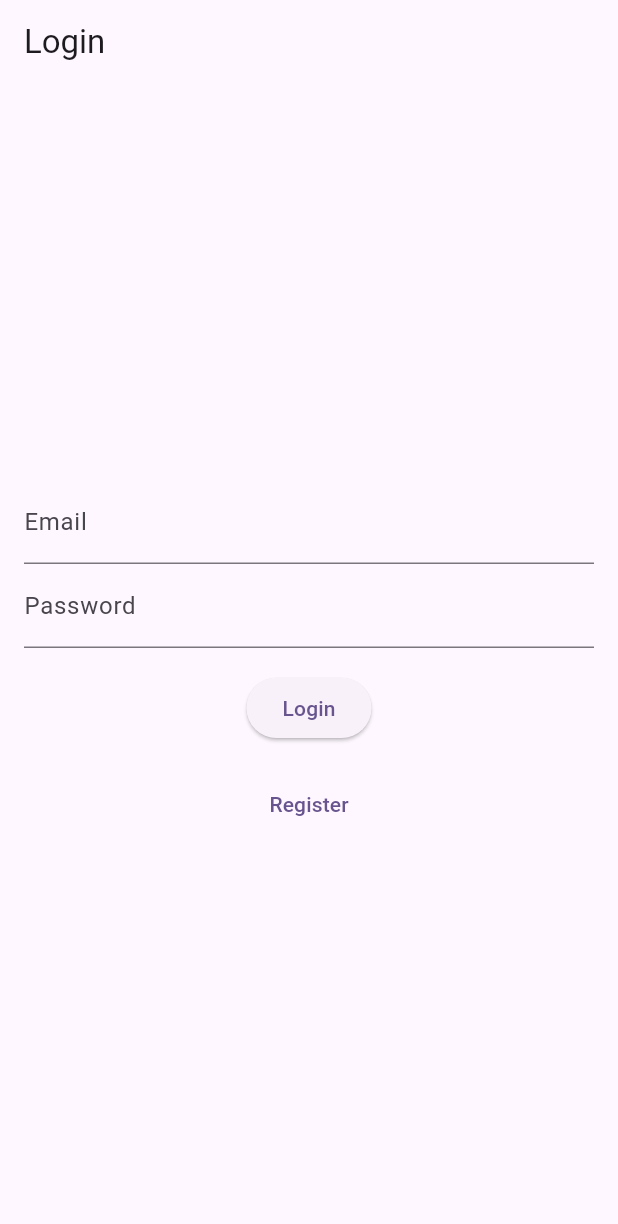
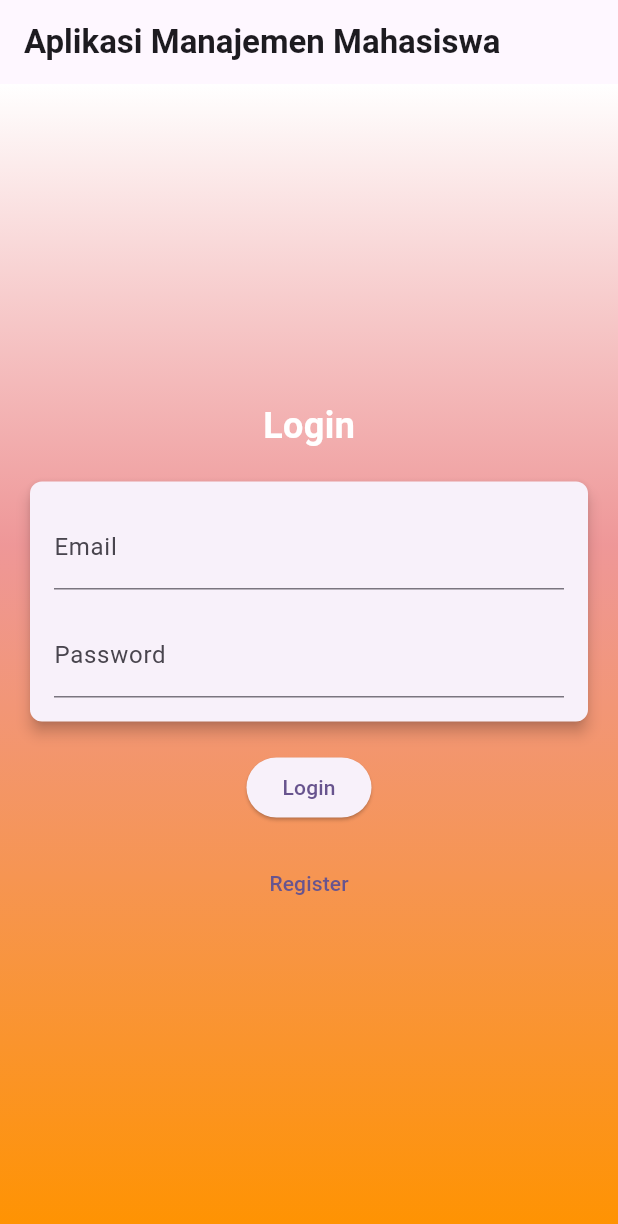
Before and after one commit to gunavault/Simple_Flutter_CRUD_Login, a Flutter app: the screen it shows after launch, on a phone screen of 412 x 824 dp. Shown: the top 1224 px of the screen. Run offline on Flutter 3.47's test engine with Material 2 defaults, Android fonts, the phone set to English and light mode, and no system bars.

Commit message:
modify the background

```diff
--- a/lib/main.dart
+++ b/lib/main.dart
@@ -39,12 +39,46 @@ class _LoginPageState extends State<LoginPage> {
   Widget build(BuildContext context) {
     return Scaffold(
       appBar: AppBar(
-        title: const Text('Login'),
+        title: const Text(
+          'Aplikasi Manajemen Mahasiswa',
+          style: TextStyle(fontWeight: FontWeight.bold),
         ),
-      body: Padding(
+      ),
+      body: Container(
+         decoration: BoxDecoration(
+          gradient: LinearGradient(
+            begin: Alignment.topCenter,
+            end: Alignment.bottomCenter,
+            colors: [
+              const Color(0xFFFFFFFF),
+              Color.fromARGB(233, 237, 142, 142),
+              const Color(0xFFFF9300),
+            ],
+            stops: [0.0, 0.40, 1.0],
+          ),
+        ),
+        child: Padding(
           padding: const EdgeInsets.all(16.0),
           child: Column(
             mainAxisAlignment: MainAxisAlignment.center,
+            children: [
+              const Text(
+                'Login',
+                style: TextStyle(
+                  fontSize: 24.0,
+                  fontWeight: FontWeight.bold,
+                  color: Colors.white,
+                ),
+              ),
+              const SizedBox(height: 16.0),
+              Card(
+                elevation: 4.0,
+                shape: RoundedRectangleBorder(
+                  borderRadius: BorderRadius.circular(8.0),
+                ),
+                child: Padding(
+                  padding: const EdgeInsets.all(16.0),
+                  child: Column(
                     children: [
                       TextField(
                         controller: _emailController,
@@ -52,12 +86,17 @@ class _LoginPageState extends State<LoginPage> {
                           labelText: 'Email',
                         ),
                       ),
+                      const SizedBox(height: 16.0),
                       TextField(
                         controller: _passwordController,
                         decoration: const InputDecoration(
                           labelText: 'Password',
                         ),
                         obscureText: true,
+                      ),
+                    ],
+                  ),
+                ),
               ),
               const SizedBox(height: 16.0),
               ElevatedButton(
@@ -116,6 +155,7 @@ class _LoginPageState extends State<LoginPage> {
             ],
           ),
         ),
+      ),
     );
   }
 }
```
Lines whose indentation alone changed are shown as unchanged.
